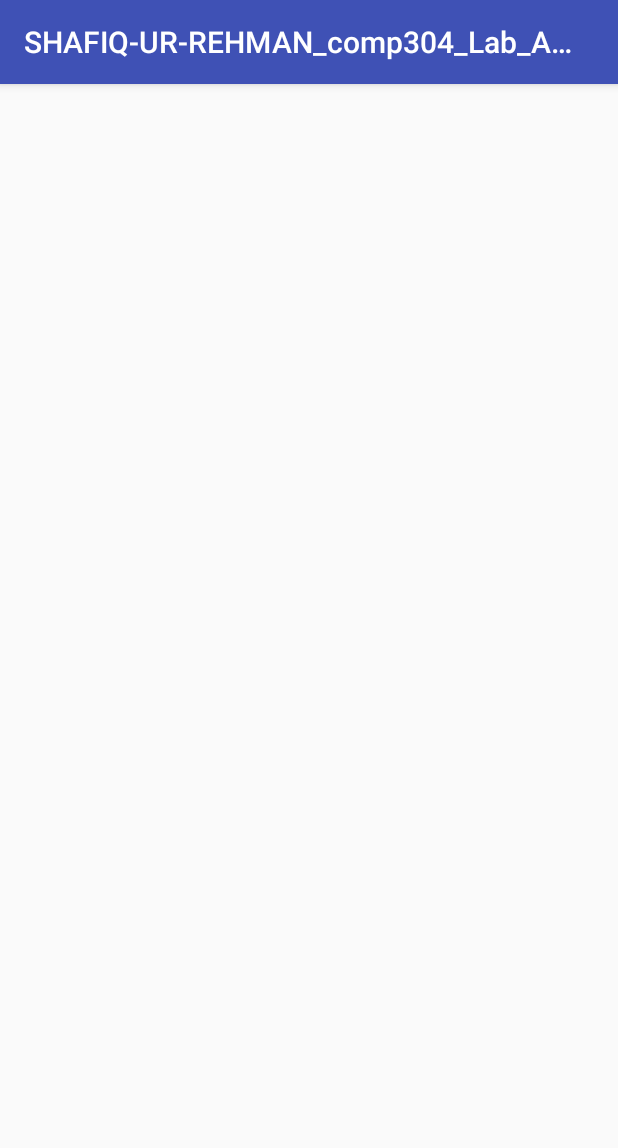
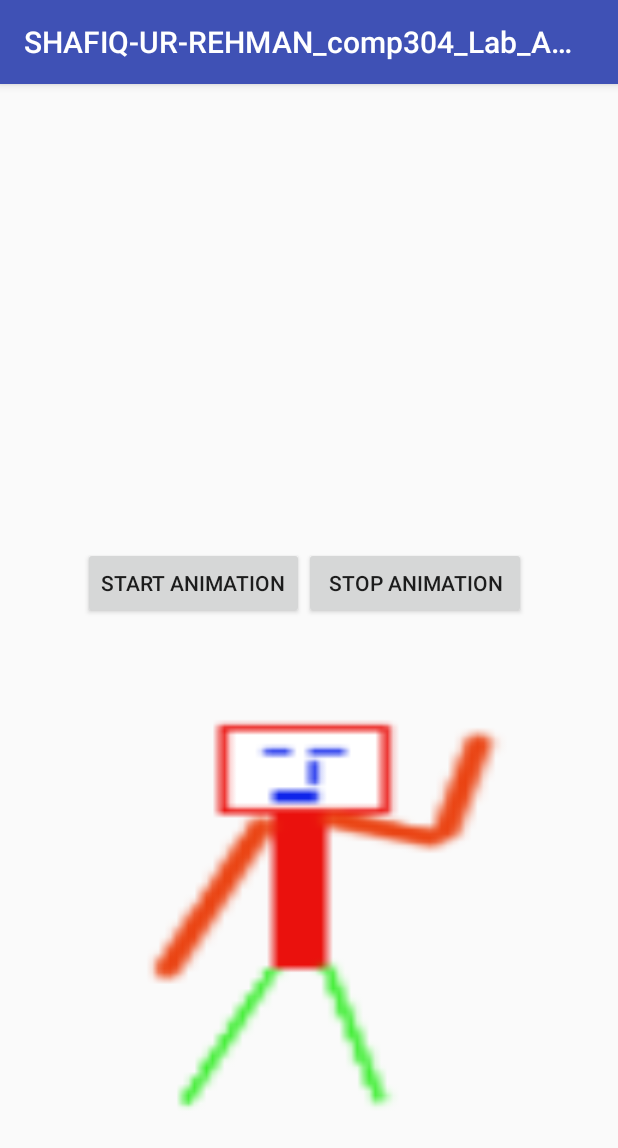
Before and after one commit to 300621334/Android_assign_3, an Android app: the screen it shows after launch (Task2), in the options menu, after a tap on "Task2", on a phone screen of 412 x 824 dp. Shown: the top 1148 px of the screen. Run offline under Robolectric (Android 15) with nearby library versions, the phone set to English and light mode, and no system bars.

Commit message:
Task2 done

```diff
--- a/app/src/main/java/shafiq/shafiq_ur_rehman_comp304_lab_assign3/MainActivity.java
+++ b/app/src/main/java/shafiq/shafiq_ur_rehman_comp304_lab_assign3/MainActivity.java
@@ -1,11 +1,15 @@
 package shafiq.shafiq_ur_rehman_comp304_lab_assign3;
 
+import android.app.Activity;
 import android.content.Intent;
 import android.support.v7.app.AppCompatActivity;
 import android.os.Bundle;
 import android.view.Menu;
 import android.view.MenuItem;
 import android.view.View;
+import android.widget.Button;
+import android.widget.LinearLayout;
+import android.widget.TextView;
 
 public class MainActivity extends AppCompatActivity {
 
@@ -39,7 +43,22 @@ public class MainActivity extends AppCompatActivity {
     //Task-1, 2 or 3 clicked
     public void btnClk_SelectTask(View view) {
 
-        Intent i = new Intent(this, Task1.class);
+        Class<?> cls = Task1.class;
+
+        switch(((LinearLayout)view).getId())
+        {
+            case R.id.lay1:
+                cls = Task1.class;
+                break;
+            case R.id.lay2:
+                cls = Task2.class;
+                break;
+            case R.id.lay3:
+                cls = Task3.class;
+                break;
+        }
+
+        Intent i = new Intent(this, cls);
         startActivity(i);
     }
 }
--- a/app/src/main/java/shafiq/shafiq_ur_rehman_comp304_lab_assign3/Task2.java
+++ b/app/src/main/java/shafiq/shafiq_ur_rehman_comp304_lab_assign3/Task2.java
@@ -1,13 +1,65 @@
 package shafiq.shafiq_ur_rehman_comp304_lab_assign3;
 
+import android.graphics.drawable.AnimationDrawable;
+import android.graphics.drawable.BitmapDrawable;
 import android.support.v7.app.AppCompatActivity;
 import android.os.Bundle;
+import android.view.View;
+import android.widget.Button;
+import android.widget.ImageView;
 
 public class Task2 extends AppCompatActivity {
+
+    //region >>>Variables
+    ImageView img;
+    Button btnStartAnim, btnStopAnim;
+    BitmapDrawable frame1,frame2,frame3,frame4,frame5;
+    AnimationDrawable anim = new AnimationDrawable();
+    //endregion
 
     @Override
     protected void onCreate(Bundle savedInstanceState) {
         super.onCreate(savedInstanceState);
         setContentView(R.layout.activity_task2);
+        img = (ImageView) findViewById(R.id.imgViewAnim);
+        btnStartAnim = (Button) findViewById(R.id.btnStart);
+        btnStopAnim = (Button) findViewById(R.id.btnStop);
+
+        //Convert PNG into drawable-images because AnimationDrawable accepts Drawables
+        frame1 = (BitmapDrawable) getResources().getDrawable(R.drawable.boy1);
+        frame2 = (BitmapDrawable) getResources().getDrawable(R.drawable.boy2);
+        frame3 = (BitmapDrawable) getResources().getDrawable(R.drawable.boy3);
+        frame4 = (BitmapDrawable) getResources().getDrawable(R.drawable.boy4);
+        frame5 = (BitmapDrawable) getResources().getDrawable(R.drawable.boy5);
+
+        //Add frames to animation, & duration in millisec
+        anim.addFrame(frame1, 100);
+        anim.addFrame(frame2, 100);
+        anim.addFrame(frame3, 100);
+        anim.addFrame(frame4, 100);
+        anim.addFrame(frame5, 100);
+        anim.addFrame(frame5, 100);
+        anim.addFrame(frame4, 100);
+        anim.addFrame(frame3, 100);
+        anim.addFrame(frame2, 100);
+        anim.addFrame(frame1, 100);
+
+        //Set anim to loop
+        anim.setOneShot(false);
+
+        //set anim as background of ImageView
+        img.setBackground(anim);
+    }
+
+    public void startAnim(View view)
+    {
+        anim.setVisible(true, false);
+        anim.start();
+    }
+
+    public void stopAnim(View view)
+    {
+        anim.stop();
+        anim.setVisible(false,false);
     }
 }
--- a/app/src/main/res/layout/activity_task2.xml
+++ b/app/src/main/res/layout/activity_task2.xml
@@ -1,9 +1,44 @@
 <?xml version="1.0" encoding="utf-8"?>
-<android.support.constraint.ConstraintLayout xmlns:android="http://schemas.android.com/apk/res/android"
+<RelativeLayout xmlns:android="http://schemas.android.com/apk/res/android"
     xmlns:app="http://schemas.android.com/apk/res-auto"
     xmlns:tools="http://schemas.android.com/tools"
     android:layout_width="match_parent"
     android:layout_height="match_parent"
     tools:context="shafiq.shafiq_ur_rehman_comp304_lab_assign3.Task2">
 
-</android.support.constraint.ConstraintLayout>
+    <Button
+        android:id="@+id/btnStart"
+        android:layout_width="wrap_content"
+        android:layout_height="wrap_content"
+        android:layout_above="@+id/imgViewAnim"
+        android:layout_alignLeft="@+id/imgViewAnim"
+        android:layout_alignStart="@+id/imgViewAnim"
+        android:layout_marginBottom="15dp"
+        android:onClick="startAnim"
+        android:text="Start Animation"
+        tools:layout_editor_absoluteX="0dp"
+        tools:layout_editor_absoluteY="0dp" />
+
+    <Button
+        android:id="@+id/btnStop"
+        android:layout_width="148dp"
+        android:layout_height="wrap_content"
+        android:layout_alignBaseline="@+id/btnStart"
+        android:layout_alignBottom="@+id/btnStart"
+        android:layout_toEndOf="@+id/btnStart"
+        android:layout_toRightOf="@+id/btnStart"
+        android:onClick="stopAnim"
+        android:text="Stop Animation"
+        tools:layout_editor_absoluteX="235dp"
+        tools:layout_editor_absoluteY="0dp" />
+
+    <ImageView
+        android:id="@+id/imgViewAnim"
+        android:layout_width="301dp"
+        android:layout_height="396dp"
+        android:layout_alignParentBottom="true"
+        android:layout_centerHorizontal="true"
+        app:srcCompat="@android:color/transparent"
+        tools:layout_editor_absoluteX="43dp"
+        tools:layout_editor_absoluteY="82dp" />
+</RelativeLayout>
```
Also changed, not shown: app/src/main/res/layout/activity_main.xml (+15 -9 lines), app/src/main/res/drawable/boy1.png (added), app/src/main/res/drawable/boy2.png (added), app/src/main/res/drawable/boy3.png (added), app/src/main/res/drawable/boy4.png (added), app/src/main/res/drawable/boy5.png (added).
